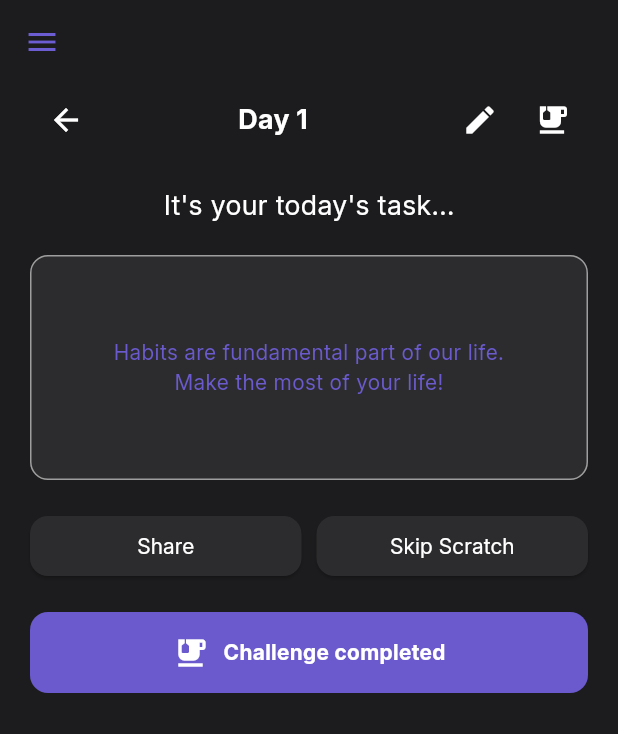
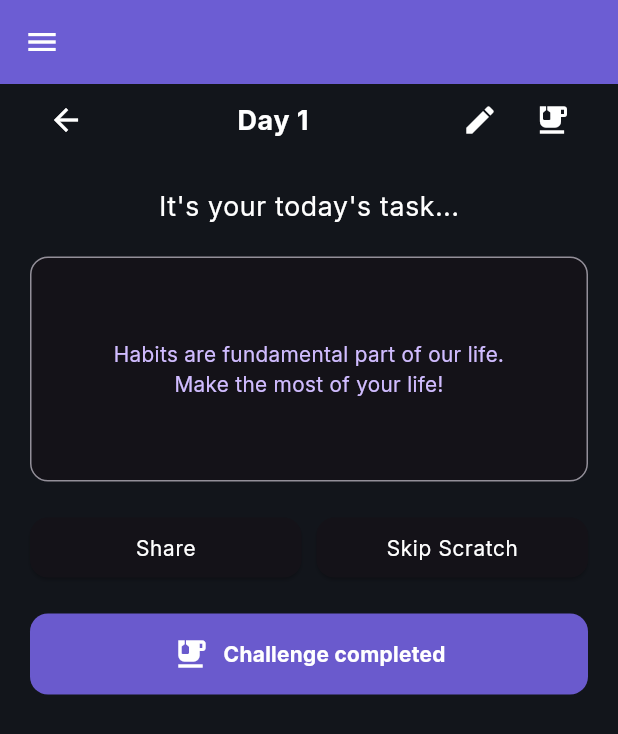
Before and after one commit to mk-muzzammil/chellenge_habit_App_Flutter, a Flutter app: the TodayTaskPage screen opened by its route, on a phone screen of 412 x 824 dp. Shown: the top 734 px of the screen. Run offline on Flutter 3.47's test engine with Material 3 defaults, Android fonts, the phone set to English and light mode, and no system bars; our stand-ins replace awesome_notifications, dotted_border, firebase_auth, firebase_core, firebase_database, flutter_svg and 2 more; missing offline and left inert: cloudinary, flutter_facebook_auth; accounts and stored records are empty; network calls fail.

Commit message:
\ui changes and name of app changes

```diff
--- a/lib/pages/AddNewChallenges.dart
+++ b/lib/pages/AddNewChallenges.dart
@@ -105,7 +105,7 @@ class _NewChallengePageState extends State<NewChallengePage> {
             child: Text(
               "Save",
               style: TextStyle(
-                color: theme.colorScheme.primary, // brand color
+                color: Colors.white, // brand color
                 fontFamily: 'Inter',
               ),
             ),
@@ -201,7 +201,7 @@ class _NewChallengePageState extends State<NewChallengePage> {
                     ),
                   ),
                   IconButton(
-                    icon: Icon(Icons.save, color: theme.colorScheme.primary),
+                    icon: Icon(Icons.save, color: Colors.purple),
                     onPressed: addTask,
                   ),
                 ],
@@ -266,8 +266,19 @@ class _NewChallengePageState extends State<NewChallengePage> {
                   onPressed: saveChallenge,
                   style: ElevatedButton.styleFrom(
                     backgroundColor: theme.colorScheme.primary,
+                    padding: const EdgeInsets.symmetric(vertical: 15),
+                    shape: RoundedRectangleBorder(
+                      borderRadius: BorderRadius.circular(12),
+                    ),
                   ),
-                  child: const Text("Create"),
+                  child: Text(
+                    "Create",
+                    style: theme.textTheme.bodyLarge?.copyWith(
+                      color: theme.colorScheme.onPrimary, // Ensures visibility
+                      fontSize: 16,
+                      fontWeight: FontWeight.bold,
+                    ),
+                  ),
                 ),
               ),
             ],
--- a/lib/pages/NotificationPage.dart
+++ b/lib/pages/NotificationPage.dart
@@ -1,4 +1,5 @@
 import 'package:chellenge_habit_app/pages/sideBar.dart';
+import 'package:chellenge_habit_app/theme/colors.dart';
 import 'package:flutter/material.dart';
 import 'package:chellenge_habit_app/Services/databaseHandler.dart';
 
@@ -33,7 +34,7 @@ class _NotificationTimePageState extends State<NotificationTimePage> {
 
     return Scaffold(
       // Let the theme handle background:
-      backgroundColor: theme.scaffoldBackgroundColor,
+      backgroundColor: AppColors.darkPrimary,
       appBar: AppBar(
         backgroundColor: theme.appBarTheme.backgroundColor,
         elevation: 0,
--- a/lib/pages/TodayTaskPage.dart
+++ b/lib/pages/TodayTaskPage.dart
@@ -64,17 +64,21 @@ class _TodayTaskPageState extends State<TodayTaskPage> {
 
   @override
   Widget build(BuildContext context) {
+    final theme = Theme.of(context);
     // We will show the day number in the UI
     final dayNumber = _currentDayIndex + 1;
 
     return Scaffold(
-      backgroundColor: const Color(0xFF1C1C1E),
+      backgroundColor: theme.scaffoldBackgroundColor,
       appBar: AppBar(
-        backgroundColor: Colors.transparent,
+        backgroundColor: theme.appBarTheme.backgroundColor,
         elevation: 0,
         leading: Builder(
           builder: (context) => IconButton(
-            icon: const Icon(Icons.menu, color: AppColors.darkPrimary),
+            icon: Icon(
+              Icons.menu,
+              color: theme.appBarTheme.iconTheme?.color,
+            ),
             onPressed: () {
               Scaffold.of(context).openDrawer();
             },
@@ -95,16 +99,14 @@ class _TodayTaskPageState extends State<TodayTaskPage> {
                   // Back arrow
                   IconButton(
                     onPressed: () => Navigator.pop(context),
-                    icon: const Icon(Icons.arrow_back, color: Colors.white),
+                    icon: Icon(Icons.arrow_back, color: theme.iconTheme.color),
                   ),
                   // Day X
                   Text(
                     'Day $dayNumber',
-                    style: const TextStyle(
-                      fontFamily: 'Inter',
+                    style: theme.textTheme.bodyLarge?.copyWith(
                       fontSize: 18,
                       fontWeight: FontWeight.bold,
-                      color: Colors.white,
                     ),
                   ),
                   // Right icons (edit, etc.)
@@ -112,12 +114,12 @@ class _TodayTaskPageState extends State<TodayTaskPage> {
                     children: [
                       IconButton(
                         onPressed: () {},
-                        icon: const Icon(Icons.edit, color: Colors.white),
+                        icon: Icon(Icons.edit, color: theme.iconTheme.color),
                       ),
                       IconButton(
                         onPressed: () {},
-                        icon: const Icon(Icons.emoji_food_beverage,
-                            color: Colors.white),
+                        icon: Icon(Icons.emoji_food_beverage,
+                            color: theme.iconTheme.color),
                       ),
                     ],
                   ),
@@ -126,14 +128,12 @@ class _TodayTaskPageState extends State<TodayTaskPage> {
               const SizedBox(height: 20),
 
               // Today's Task Header
-              const Center(
+              Center(
                 child: Text(
                   "It's your today's task...",
-                  style: TextStyle(
-                    fontFamily: 'Inter',
+                  style: theme.textTheme.bodyLarge?.copyWith(
                     fontSize: 18,
                     fontWeight: FontWeight.w500,
-                    color: Colors.white,
                   ),
                 ),
               ),
@@ -145,18 +145,17 @@ class _TodayTaskPageState extends State<TodayTaskPage> {
                   width: double.infinity,
                   height: 150,
                   decoration: BoxDecoration(
-                    color: const Color(0xFF2C2C2E),
+                    color: theme.colorScheme.surface,
                     borderRadius: BorderRadius.circular(12),
-                    border: Border.all(color: Colors.white54),
+                    border: Border.all(color: theme.dividerColor),
                   ),
-                  child: const Center(
+                  child: Center(
                     child: Text(
                       'Habits are fundamental part of our life.\nMake the most of your life!',
                       textAlign: TextAlign.center,
-                      style: TextStyle(
-                        fontFamily: 'Inter',
+                      style: theme.textTheme.bodyMedium?.copyWith(
                         fontSize: 14,
-                        color: Color(0xFF6A5ACD),
+                        color: theme.colorScheme.primary,
                       ),
                     ),
                   ),
@@ -174,17 +173,15 @@ class _TodayTaskPageState extends State<TodayTaskPage> {
                         // Share logic (if any)
                       },
                       style: ElevatedButton.styleFrom(
-                        backgroundColor: const Color(0xFF2C2C2E),
+                        backgroundColor: theme.colorScheme.surface,
                         shape: RoundedRectangleBorder(
                           borderRadius: BorderRadius.circular(12),
                         ),
                       ),
-                      child: const Text(
+                      child: Text(
                         'Share',
-                        style: TextStyle(
-                          fontFamily: 'Inter',
+                        style: theme.textTheme.bodyLarge?.copyWith(
                           fontSize: 14,
-                          color: Colors.white,
                         ),
                       ),
                     ),
@@ -196,17 +193,15 @@ class _TodayTaskPageState extends State<TodayTaskPage> {
                         // Skip logic (if any)
                       },
                       style: ElevatedButton.styleFrom(
-                        backgroundColor: const Color(0xFF2C2C2E),
+                        backgroundColor: theme.colorScheme.surface,
                         shape: RoundedRectangleBorder(
                           borderRadius: BorderRadius.circular(12),
                         ),
                       ),
-                      child: const Text(
+                      child: Text(
                         'Skip Scratch',
-                        style: TextStyle(
-                          fontFamily: 'Inter',
+                        style: theme.textTheme.bodyLarge?.copyWith(
                           fontSize: 14,
-                          color: Colors.white,
                         ),
                       ),
                     ),
--- a/lib/pages/dashboardPage.dart
+++ b/lib/pages/dashboardPage.dart
@@ -200,15 +200,6 @@ class _HabitSelectionScreenState extends State<HabitSelectionScreen> {
     final theme = Theme.of(context);
     return Row(
       children: [
-        // Could display a small icon or remain empty
-        Container(
-          decoration: BoxDecoration(
-            color: theme.colorScheme.surface,
-            borderRadius: BorderRadius.circular(12),
-          ),
-          padding: const EdgeInsets.all(8),
-        ),
-        const SizedBox(width: 16),
         Expanded(
           child: RichText(
             text: TextSpan(
```
Also changed, not shown: 1 other file.
